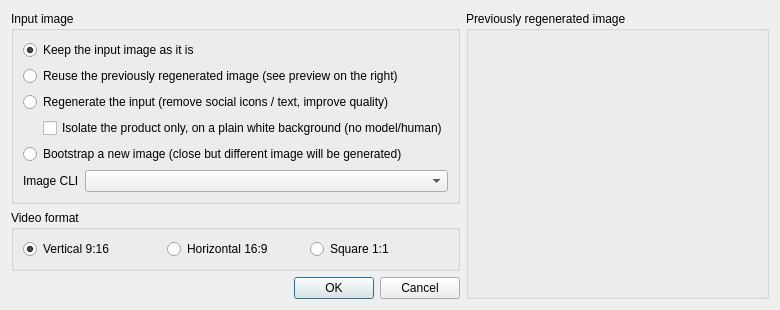
Old version of the form gui/DialogGenerationOptions.ui in the repository icingerpower/QuantumSocial.
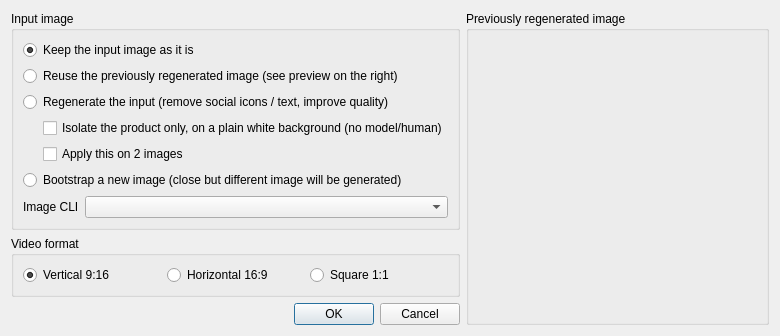
New version of the form.

Commit message: Add hooks regeneration, video publish marking, and dual-image regeneration

The edit to the form file:
```diff
--- a/gui/DialogGenerationOptions.ui
+++ b/gui/DialogGenerationOptions.ui
@@ -7,7 +7,7 @@
     <x>0</x>
     <y>0</y>
     <width>780</width>
-    <height>280</height>
+    <height>320</height>
    </rect>
   </property>
   <property name="windowTitle">
@@ -73,6 +73,36 @@
           </item>
          </layout>
         </item>
+        <item>
+         <layout class="QHBoxLayout" name="horizontalLayoutApplyBoth">
+          <item>
+           <spacer name="horizontalSpacerApplyBoth">
+            <property name="orientation">
+             <enum>Qt::Orientation::Horizontal</enum>
+            </property>
+            <property name="sizeType">
+             <enum>QSizePolicy::Policy::Fixed</enum>
+            </property>
+            <property name="sizeHint" stdset="0">
+             <size>
+              <width>20</width>
+              <height>1</height>
+             </size>
+            </property>
+           </spacer>
+          </item>
+          <item>
+           <widget class="QCheckBox" name="checkBoxApplyBoth">
+            <property name="text">
+             <string>Apply this on 2 images</string>
+            </property>
+            <property name="toolTip">
+             <string>Apply the regeneration step to both input images</string>
+            </property>
+           </widget>
+          </item>
+         </layout>
+        </item>
         <item>
          <widget class="QRadioButton" name="radioBootstrap">
           <property name="text">
```
The commit also changes 10 other files.
